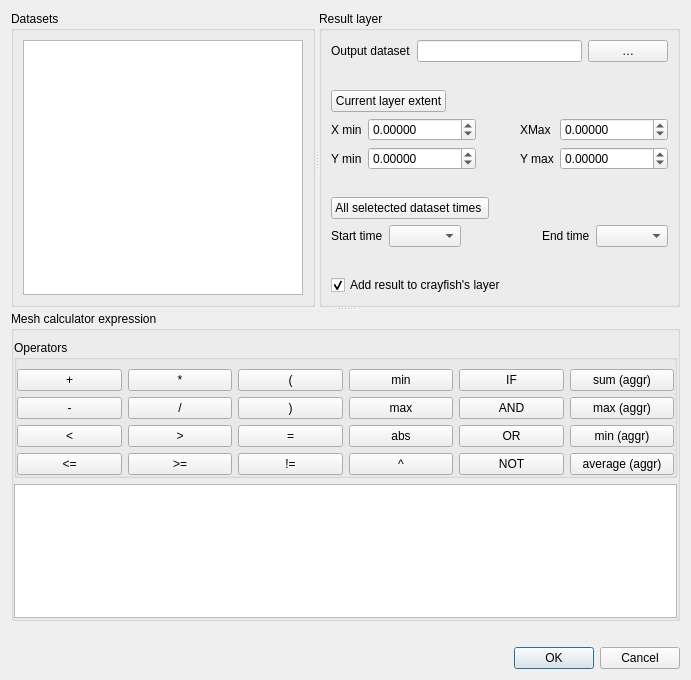
The window that crayfish/ui/crayfish_mesh_calculator_dialog.ui (lutraconsulting/qgis-crayfish-plugin) describes before a commit, drawn with Qt 5.
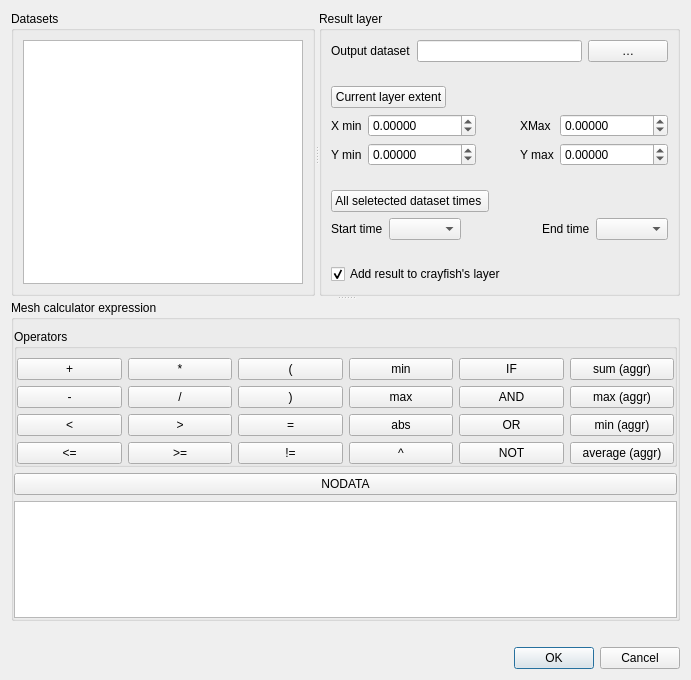
The same window after the commit. Custom widgets are drawn as their Qt base class.

Commit message: implement mesh/dataset operators, missing filter impl in dataset_utils

Diff of the .ui file:
```diff
--- a/crayfish/ui/crayfish_mesh_calculator_dialog.ui
+++ b/crayfish/ui/crayfish_mesh_calculator_dialog.ui
@@ -521,6 +521,13 @@
             </layout>
            </widget>
           </item>
+          <item>
+           <widget class="QPushButton" name="mNoDataButton">
+            <property name="text">
+             <string>NODATA</string>
+            </property>
+           </widget>
+          </item>
           <item>
            <widget class="QTextEdit" name="mExpressionTextEdit"/>
           </item>
```
The commit also changes 17 other files.
